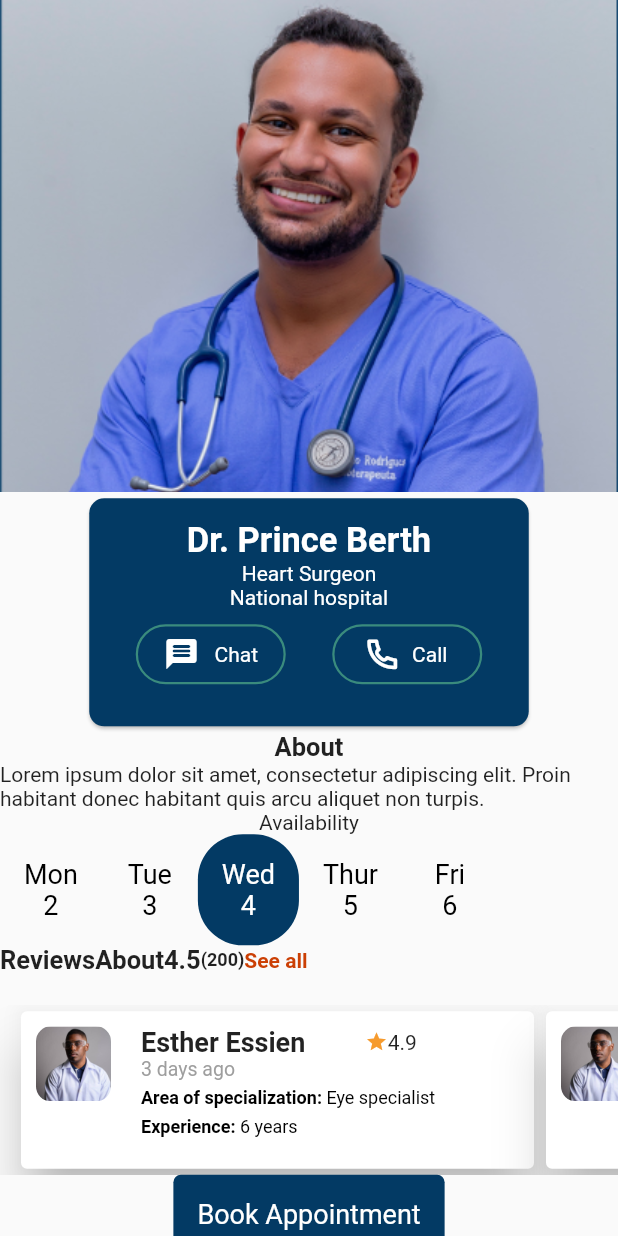
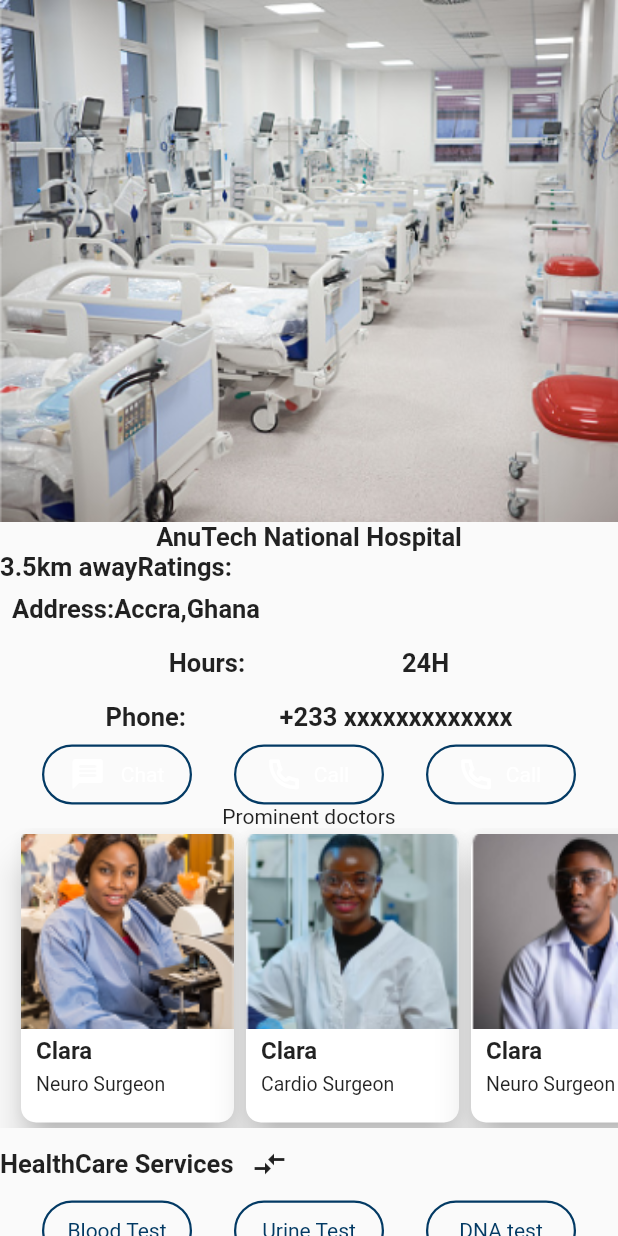
Before and after one commit to akuetteh51/ecentials, a Flutter app: the screen it shows after launch, on a phone screen of 412 x 824 dp. Run offline on Flutter 3.47's test engine with Material 2 defaults, Android fonts, the phone set to English and light mode, and no system bars; our stand-ins replace animated_splash_screen, flutter_neumorphic, get, google_maps_flutter, shared_preferences, smooth_page_indicator.

Commit message:
Update screen

```diff
--- a/lib/main.dart
+++ b/lib/main.dart
@@ -5,8 +5,9 @@ import 'package:ecentialsclone/src/Widgets/doctorCard.dart';
 import 'package:ecentialsclone/src/Widgets/search.dart';
 
 import 'package:ecentialsclone/src/screens/AuthScreens/login.dart';
+import 'package:ecentialsclone/src/screens/UserScreens/Home/MinuteClinic/HospitalScreens/Sreen3.dart';
 import 'package:ecentialsclone/src/screens/UserScreens/Home/MinuteClinic/HospitalScreens/ambulance_map.dart';
-import 'package:ecentialsclone/src/screens/UserScreens/Home/MinuteClinic/HospitalScreens/screen4.dart';
+import 'package:ecentialsclone/src/screens/UserScreens/Home/MinuteClinic/HospitalScreens/screen5.dart';
 
 import 'package:ecentialsclone/src/screens/UserScreens/main_screen.dart';
 import 'package:ecentialsclone/src/screens/onboarding_screen.dart';
@@ -24,7 +25,8 @@ Future main() async {
 
   runApp(
     MaterialApp(
-      home: DocotorInfo(),
+      debugShowCheckedModeBanner: false,
+      home: labScreen(),
     ),
   );
 }
--- /dev/null
+++ b/lib/src/screens/UserScreens/Home/MinuteClinic/HospitalScreens/Sreen3.dart
@@ -0,0 +1,238 @@
+import 'package:ecentialsclone/src/Themes/ecentials_icons_icons.dart';
+import 'package:ecentialsclone/src/Widgets/outlinedButton.dart';
+import 'package:ecentialsclone/src/Widgets/prominentDoctors.dart';
+import 'package:ecentialsclone/src/Widgets/topDoctor.dart';
+import 'package:flutter/material.dart';
+
+class labScreen extends StatefulWidget {
+  const labScreen({Key? key}) : super(key: key);
+
+  @override
+  State<labScreen> createState() => _labScreenState();
+}
+
+class _labScreenState extends State<labScreen> {
+  @override
+  Widget build(BuildContext context) {
+    return Scaffold(
+      body: SingleChildScrollView(
+        child: SafeArea(
+          child: Stack(children: [
+            Column(
+              children: [
+                Image(
+                  image: AssetImage("assets/images/hospitallabs.png"),
+                ),
+                Text(
+                  "AnuTech National Hospital",
+                  style: TextStyle(fontWeight: FontWeight.bold, fontSize: 17),
+                ),
+                Row(
+                  children: [
+                    Text(
+                      "3.5km away",
+                      style:
+                          TextStyle(fontWeight: FontWeight.bold, fontSize: 17),
+                    ),
+                    Text(
+                      "Ratings:",
+                      style:
+                          TextStyle(fontWeight: FontWeight.bold, fontSize: 17),
+                    ),
+                  ],
+                ),
+                Padding(
+                  padding: const EdgeInsets.all(8.0),
+                  child: Row(
+                    children: [
+                      Text(
+                        "Address:",
+                        style: TextStyle(
+                            fontWeight: FontWeight.bold, fontSize: 17),
+                      ),
+                      Text(
+                        "Accra,Ghana",
+                        style: TextStyle(
+                            fontWeight: FontWeight.bold, fontSize: 17),
+                      ),
+                    ],
+                  ),
+                ),
+                Padding(
+                  padding: const EdgeInsets.all(8.0),
+                  child: Row(
+                    crossAxisAlignment: CrossAxisAlignment.end,
+                    mainAxisAlignment: MainAxisAlignment.spaceEvenly,
+                    children: [
+                      Text(
+                        "Hours:",
+                        style: TextStyle(
+                            fontWeight: FontWeight.bold, fontSize: 17),
+                      ),
+                      Text(
+                        "24H",
+                        style: TextStyle(
+                            fontWeight: FontWeight.bold, fontSize: 17),
+                      ),
+                    ],
+                  ),
+                ),
+                Padding(
+                  padding: const EdgeInsets.all(8.0),
+                  child: Row(
+                    crossAxisAlignment: CrossAxisAlignment.end,
+                    mainAxisAlignment: MainAxisAlignment.spaceEvenly,
+                    children: [
+                      Text(
+                        "Phone:",
+                        style: TextStyle(
+                            fontWeight: FontWeight.bold, fontSize: 17),
+                      ),
+                      Text(
+                        "+233 xxxxxxxxxxxxx",
+                        style: TextStyle(
+                            fontWeight: FontWeight.bold, fontSize: 17),
+                      ),
+                    ],
+                  ),
+                ),
+                Row(
+                  crossAxisAlignment: CrossAxisAlignment.end,
+                  mainAxisAlignment: MainAxisAlignment.spaceEvenly,
+                  children: [
+                    ButtonOutlined(
+                      text: "Chat",
+                      style: TextStyle(color: Colors.white),
+                      color: const Color(0xFF033A64),
+                      width: 100,
+                      height: 40,
+                      radius: 50,
+                      hasIcon: true,
+                      icon: Icons.message_rounded,
+                      iconColor: Colors.white,
+                    ),
+                    ButtonOutlined(
+                      text: "Call",
+                      style: TextStyle(color: Colors.white),
+                      color: const Color(0xFF033A64),
+                      width: 100,
+                      height: 40,
+                      radius: 50,
+                      hasIcon: true,
+                      icon: EcentialsIcons.phone,
+                      iconSize: 20,
+                      iconColor: Colors.white,
+                    ),
+                    ButtonOutlined(
+                      text: "Call",
+                      style: TextStyle(color: Colors.white),
+                      color: const Color(0xFF033A64),
+                      width: 100,
+                      height: 40,
+                      radius: 50,
+                      hasIcon: true,
+                      icon: EcentialsIcons.phone,
+                      iconSize: 20,
+                      iconColor: Colors.white,
+                    ),
+                  ],
+                ),
+                Text("Prominent doctors"),
+                SingleChildScrollView(
+                  scrollDirection: Axis.horizontal,
+                  padding: EdgeInsets.fromLTRB(10.0, 0.0, 10.0, 0.0),
+                  child: Row(
+                    children: [
+                      ProminentDoctors(
+                          image: "assets/images/doctor1.png",
+                          docName: "Clara",
+                          specialization: "Neuro Surgeon"),
+                      ProminentDoctors(
+                          image: "assets/images/doctor2.png",
+                          docName: "Clara",
+                          specialization: "Cardio Surgeon"),
+                      ProminentDoctors(
+                          image: "assets/images/doctor.png",
+                          docName: "Clara",
+                          specialization: "Neuro Surgeon"),
+                      ProminentDoctors(
+                          image: "assets/images/doctor.png",
+                          docName: "Clara",
+                          specialization: "Computer Surgeon")
+                    ],
+                  ),
+                ),
+                Row(
+                  children: [
+                    Text(
+                      "HealthCare Services",
+                      style:
+                          TextStyle(fontWeight: FontWeight.bold, fontSize: 17),
+                    ),
+                    IconButton(
+                      onPressed: () {
+                        print("clicked");
+                      },
+                      icon: Icon(Icons.compare_arrows_sharp),
+                    )
+                  ],
+                ),
+                Row(
+                  crossAxisAlignment: CrossAxisAlignment.end,
+                  mainAxisAlignment: MainAxisAlignment.spaceEvenly,
+                  children: [
+                    ButtonOutlined(
+                      text: "Blood Test",
+                      style: TextStyle(color: const Color(0xFF033A64)),
+                      color: const Color(0xFF033A64),
+                      width: 100,
+                      height: 40,
+                      radius: 50,
+                    ),
+                    ButtonOutlined(
+                      text: "Urine Test",
+                      style: TextStyle(color: const Color(0xFF033A64)),
+                      color: const Color(0xFF033A64),
+                      width: 100,
+                      height: 40,
+                      radius: 50,
+                    ),
+                    ButtonOutlined(
+                      text: "DNA test",
+                      style: TextStyle(color: const Color(0xFF033A64)),
+                      color: const Color(0xFF033A64),
+                      width: 100,
+                      height: 40,
+                      radius: 50,
+                    ),
+                  ],
+                ),
+                SizedBox(
+                  child: Card(
+                    child: TextButton(
+                      style: TextButton.styleFrom(
+                        padding: const EdgeInsets.all(16.0),
+                        backgroundColor: const Color(0xFF033A64),
+                        primary: Colors.white,
+                        textStyle: const TextStyle(fontSize: 18),
+                        shape: const RoundedRectangleBorder(
+                          borderRadius: BorderRadius.all(
+                            Radius.circular(5),
+                          ),
+                        ),
+                      ),
+                      onPressed: () {
+                        print("booked");
+                      },
+                      child: Text("Book Session"),
+                    ),
+                  ),
+                )
+              ],
+            ),
+          ]),
+        ),
+      ),
+    );
+  }
+}
```
Also changed, not shown: assets/images/doctor1.png (added), assets/images/doctor2.png (added), assets/images/hospitallabs.png (added), lib/src/screens/UserScreens/Home/MinuteClinic/HospitalScreens/screen5.dart (renamed from lib/src/screens/UserScreens/Home/MinuteClinic/HospitalScreens/screen4.dart).
